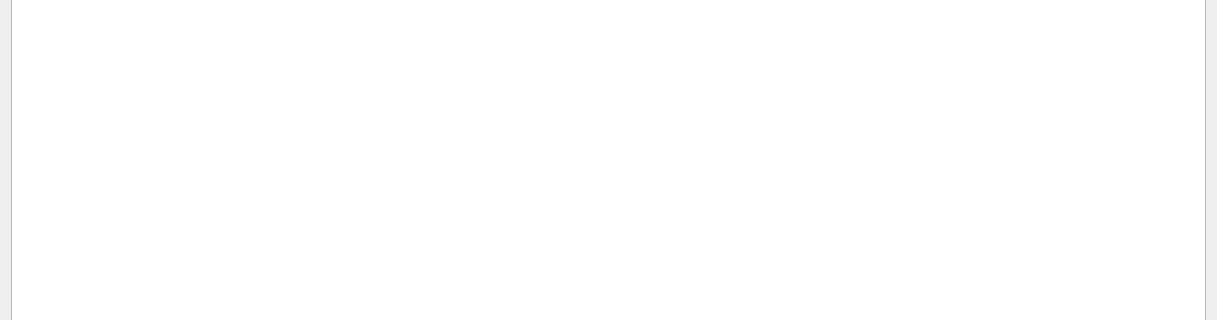
Before: the Qt Designer form audit/auditdialog.ui in ytxerp/ytx-client, drawn with Qt 5; both pictures show x 0 to 1217 and y 190 to 510 of the 1217 by 667 pixel window.
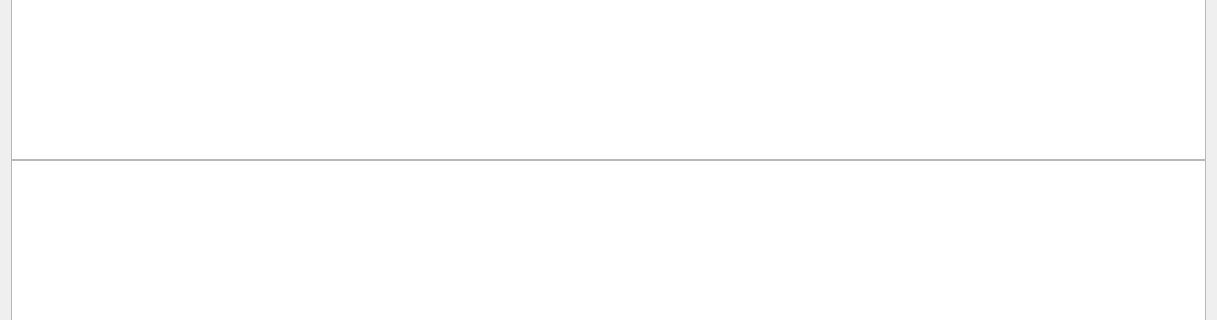
After: the same form once the commit is applied. Custom widgets are drawn as their Qt base class.

Diff of the .ui file:
```diff
--- a/audit/auditdialog.ui
+++ b/audit/auditdialog.ui
@@ -14,11 +14,11 @@
    <string>Audit</string>
   </property>
   <layout class="QGridLayout" name="gridLayout">
-   <property name="verticalSpacing">
+   <property name="spacing">
     <number>0</number>
    </property>
-   <item row="1" column="0">
-    <widget class="QTableView" name="tableView">
+   <item row="2" column="0">
+    <widget class="QTableView" name="tableViewData">
      <property name="frameShadow">
       <enum>QFrame::Shadow::Raised</enum>
      </property>
@@ -76,6 +76,9 @@
      </layout>
     </widget>
    </item>
+   <item row="1" column="0">
+    <widget class="QTableView" name="tableViewFilter"/>
+   </item>
   </layout>
  </widget>
  <customwidgets>
```
Left out of the diff: 2 changed lines with no effect on the pictures.
